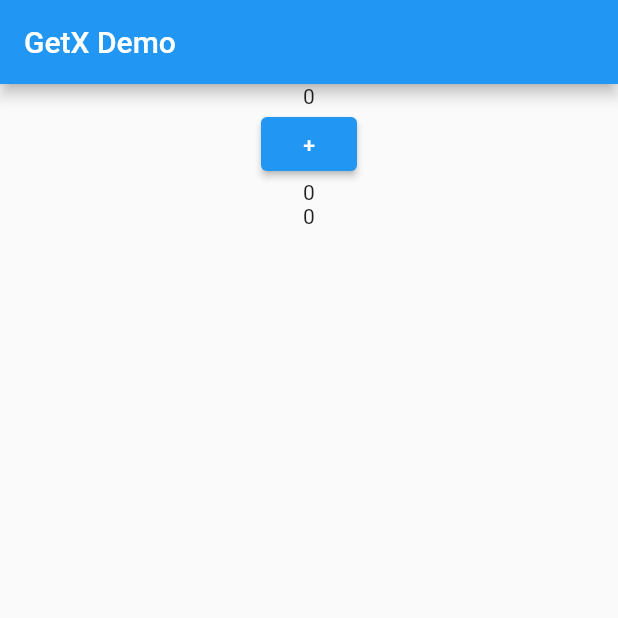
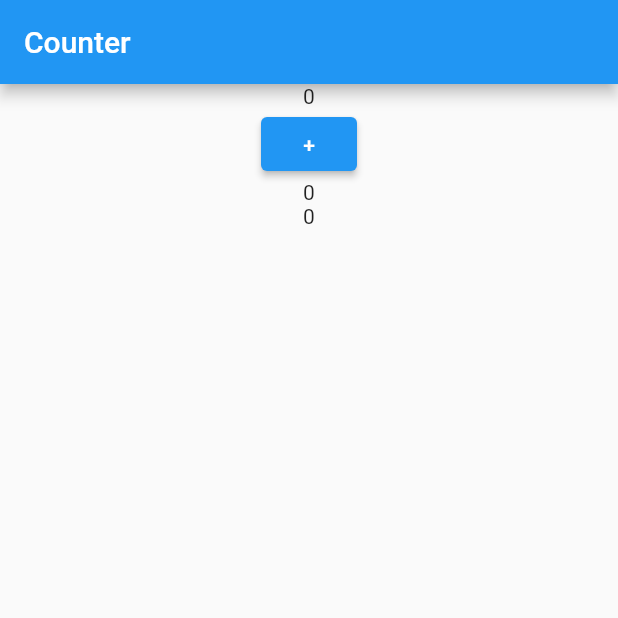
Before and after one commit to teerasej/nextflow_flutter_getx_demo, a Flutter app: the screen it shows after launch, on a phone screen of 412 x 824 dp, the top half of it. Run offline on Flutter 3.47's test engine with Material 2 defaults, Android fonts, the light colour scheme and no system bars; our stand-ins replace get.

Commit message:
Update page header's name

```diff
--- a/lib/pages/counter_page/counter_page.dart
+++ b/lib/pages/counter_page/counter_page.dart
@@ -10,7 +10,7 @@
 
     return Scaffold(
       appBar: AppBar(
-        title: Text("GetX Demo"),
+        title: Text("Counter"),
       ),
       body: Center(
         child: Column(
```
